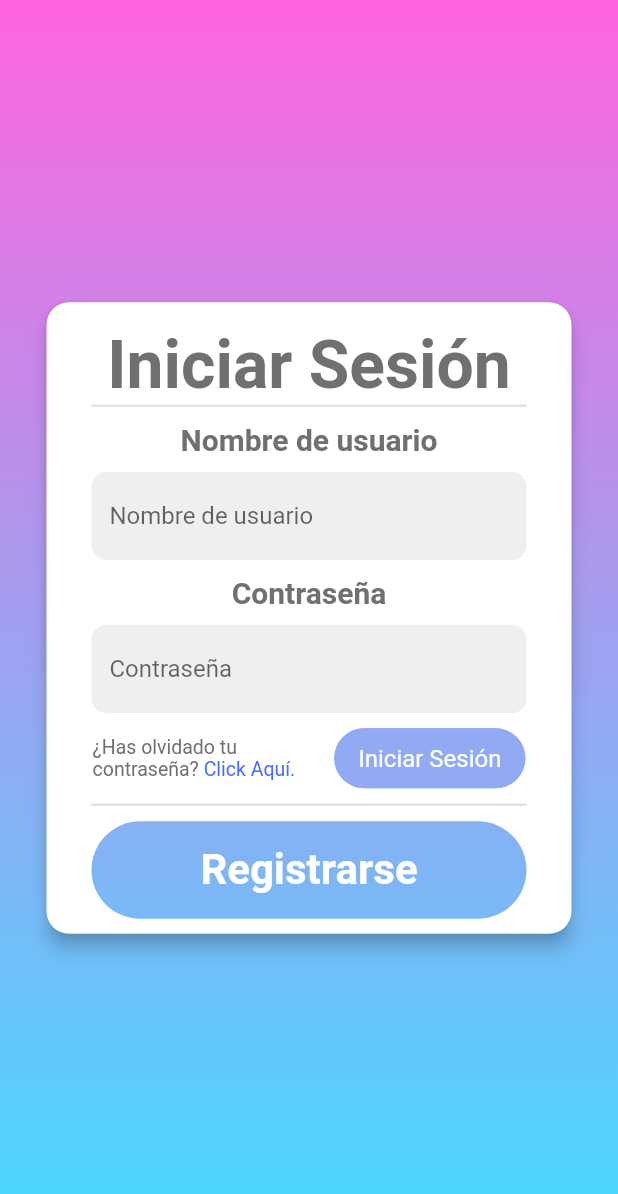
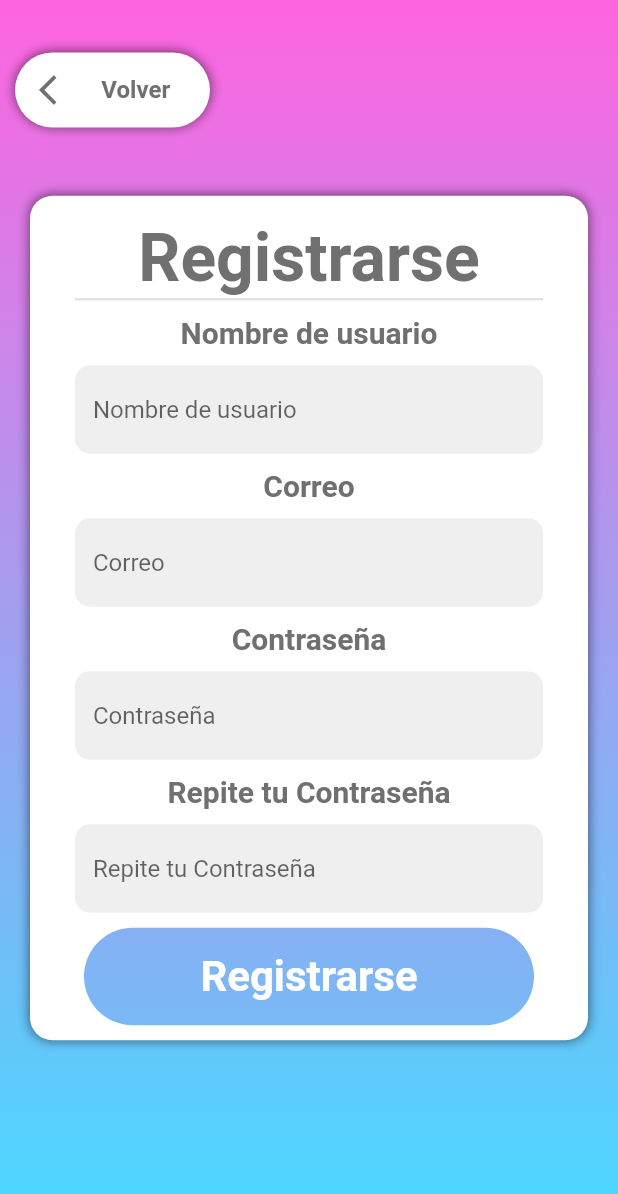
Before and after one commit to gonagutor/dndmin, a Flutter app: the screen it shows after launch, after a tap on "Registrarse", on a phone screen of 412 x 824 dp. Shown: the top 1194 px of the screen. Run offline on Flutter 3.47's test engine with Material 2 defaults, Android fonts, the phone set to English and light mode, and no system bars; our stand-ins replace flutter_secure_storage, font_awesome_flutter; network calls fail.

Commit message:
Register Template

```diff
--- a/lib/screens/loginScreen.dart
+++ b/lib/screens/loginScreen.dart
@@ -1,3 +1,4 @@
+import 'package:dndmin/config/palette.dart';
 import 'package:dndmin/ui/login/all.dart';
 import 'package:flutter/material.dart';
 import 'package:flutter/services.dart';
@@ -51,14 +52,15 @@ class _MyLoginScreenState extends State<MyLoginScreen> {
             child: Column(
               mainAxisAlignment: MainAxisAlignment.center,
               children: <Widget>[
-                Card(
-                  elevation: 5,
-                  shape: RoundedRectangleBorder(
+                Container(
+                  decoration: BoxDecoration(
+                    color: Colors.white,
                     borderRadius: BorderRadius.circular(15),
+                    boxShadow: Palette.standartShadow,
                   ),
                   child: ClipPath(
                     child: Container(
-                      width: 350,
+                      width: MediaQuery.of(context).size.width - 40,
                       child: Column(
                         children: <Widget>[
                           Padding(
--- /dev/null
+++ b/lib/screens/registerScreen.dart
@@ -0,0 +1,347 @@
+import 'package:dndmin/config/palette.dart';
+import 'package:dndmin/screens/loginScreen.dart';
+import 'package:dndmin/ui/register/all.dart';
+import 'package:flutter/material.dart';
+import 'package:flutter/services.dart';
+
+class RegisterScreen extends StatelessWidget {
+  @override
+  Widget build(BuildContext context) {
+    return MaterialApp(
+      title: 'DnDmin',
+      theme: ThemeData(
+        primarySwatch: Colors.blue,
+        visualDensity: VisualDensity.adaptivePlatformDensity,
+      ),
+      home: MyRegisterScreen(title: 'Iniciar Sesión'),
+    );
+  }
+}
+
+class MyRegisterScreen extends StatefulWidget {
+  MyRegisterScreen({Key key, this.title}) : super(key: key);
+  final String title;
+  @override
+  _MyRegisterScreenState createState() => _MyRegisterScreenState();
+}
+
+class _MyRegisterScreenState extends State<MyRegisterScreen> {
+  @override
+  Widget build(BuildContext context) {
+    SystemChrome.setPreferredOrientations([
+      DeviceOrientation.portraitUp,
+      DeviceOrientation.portraitDown,
+    ]);
+    return Scaffold(
+      body: Container(
+        decoration: BoxDecoration(
+          gradient: LinearGradient(
+            begin: Alignment.topCenter,
+            end: Alignment.bottomCenter,
+            colors: [
+              const Color(0xFFFF64E0),
+              const Color(0xFF46DAFF),
+            ],
+            stops: [
+              0.0,
+              1.0,
+            ],
+          ),
+        ),
+        child: Stack(
+          children: <Widget>[
+            SafeArea(
+              child: Center(
+                child: Column(
+                  mainAxisAlignment: MainAxisAlignment.center,
+                  children: [
+                    Container(
+                      width: MediaQuery.of(context).size.width - 40,
+                      decoration: BoxDecoration(
+                        color: Colors.white,
+                        borderRadius: BorderRadius.circular(15),
+                        boxShadow: Palette.standartShadow,
+                      ),
+                      child: Center(
+                        child: Column(
+                          children: <Widget>[
+                            Padding(
+                              padding:
+                                  const EdgeInsets.only(top: 16, bottom: 0),
+                              child: Text(
+                                'Registrarse',
+                                style: TextStyle(
+                                  fontSize: 44,
+                                  color: Palette.fontColor,
+                                  fontWeight: FontWeight.bold,
+                                ),
+                              ),
+                            ),
+                            Padding(
+                              padding: EdgeInsets.only(left: 30, right: 30),
+                              child: Divider(
+                                height: 2,
+                                thickness: 1.5,
+                              ),
+                            ),
+                            RegisterForm(),
+                            RegisterButton(),
+                          ],
+                        ),
+                      ),
+                    ),
+                  ],
+                ),
+              ),
+            ),
+            Positioned(
+              top: 35,
+              left: 10,
+              child: GoBackButton(),
+            ),
+          ],
+        ),
+      ),
+    );
+  }
+}
+
+class RegisterButton extends StatelessWidget {
+  @override
+  Widget build(BuildContext context) {
+    return Padding(
+      padding: EdgeInsets.only(left: 30, right: 30, top: 10, bottom: 10),
+      child: ButtonTheme(
+        height: 65,
+        minWidth: 300,
+        child: Container(
+          decoration: BoxDecoration(
+            borderRadius: BorderRadius.circular(45),
+            gradient: LinearGradient(
+              begin: Alignment(0, -1),
+              end: Alignment(0, 1),
+              colors: <Color>[
+                Color(0xFF86B1F4),
+                Color(0xFF79B9F6),
+              ],
+            ),
+          ),
+          child: FlatButton(
+            onPressed: () {},
+            color: const Color(0x0091AAF3),
+            shape:
+                RoundedRectangleBorder(borderRadius: BorderRadius.circular(45)),
+            child: RichText(
+              text: TextSpan(
+                text: 'Registrarse',
+                style: TextStyle(
+                  fontSize: 28,
+                  fontWeight: FontWeight.bold,
+                ),
+              ),
+            ),
+          ),
+        ),
+      ),
+    );
+  }
+}
+
+class RegisterForm extends StatelessWidget {
+  @override
+  Widget build(BuildContext context) {
+    return Column(
+      children: [
+        Padding(
+          padding: EdgeInsets.only(top: 10),
+          child: Text(
+            'Nombre de usuario',
+            style: TextStyle(
+                fontSize: 20,
+                fontWeight: FontWeight.bold,
+                color: const Color(0xFF707070)),
+          ),
+        ),
+        Padding(
+          padding: EdgeInsets.only(left: 30, right: 30, top: 10),
+          child: TextFormField(
+            //controller: uNameController,
+            validator: (value) {
+              if (value.isEmpty) {
+                return 'Introduce Tu Nombre de usuario';
+              }
+              return null;
+            },
+            decoration: InputDecoration(
+              hintText: 'Nombre de usuario',
+              filled: true,
+              fillColor: const Color(0xFFEFEFEF),
+              hoverColor: const Color(0xFFEFEFEF),
+              focusColor: const Color(0xFFEFEFEF),
+              border: OutlineInputBorder(
+                borderSide: BorderSide.none,
+                borderRadius: BorderRadius.all(
+                  Radius.circular(10),
+                ),
+              ),
+            ),
+          ),
+        ),
+        Padding(
+          padding: EdgeInsets.only(top: 10),
+          child: Text(
+            'Correo',
+            style: TextStyle(
+                fontSize: 20,
+                fontWeight: FontWeight.bold,
+                color: const Color(0xFF707070)),
+          ),
+        ),
+        Padding(
+          padding: EdgeInsets.only(left: 30, right: 30, top: 10),
+          child: TextFormField(
+            //controller: pwdController,
+            obscureText: true,
+            validator: (value) {
+              if (value.isEmpty) {
+                return 'Introduce Tu Correo';
+              }
+              return null;
+            },
+            decoration: InputDecoration(
+              hintText: 'Correo',
+              filled: true,
+              fillColor: const Color(0xFFEFEFEF),
+              hoverColor: const Color(0xFFEFEFEF),
+              focusColor: const Color(0xFFEFEFEF),
+              border: OutlineInputBorder(
+                borderSide: BorderSide.none,
+                borderRadius: BorderRadius.all(
+                  Radius.circular(10),
+                ),
+              ),
+            ),
+          ),
+        ),
+        Padding(
+          padding: EdgeInsets.only(top: 10),
+          child: Text(
+            'Contraseña',
+            style: TextStyle(
+                fontSize: 20,
+                fontWeight: FontWeight.bold,
+                color: const Color(0xFF707070)),
+          ),
+        ),
+        Padding(
+          padding: EdgeInsets.only(left: 30, right: 30, top: 10),
+          child: TextFormField(
+            //controller: pwdController,
+            obscureText: true,
+            validator: (value) {
+              if (value.isEmpty) {
+                return 'Introduce Tu Contraseña';
+              }
+              return null;
+            },
+            decoration: InputDecoration(
+              hintText: 'Contraseña',
+              filled: true,
+              fillColor: const Color(0xFFEFEFEF),
+              hoverColor: const Color(0xFFEFEFEF),
+              focusColor: const Color(0xFFEFEFEF),
+              border: OutlineInputBorder(
+                borderSide: BorderSide.none,
+                borderRadius: BorderRadius.all(
+                  Radius.circular(10),
+                ),
+              ),
+            ),
+          ),
+        ),
+        Padding(
+          padding: EdgeInsets.only(top: 10),
+          child: Text(
+            'Repite tu Contraseña',
+            style: TextStyle(
+                fontSize: 20,
+                fontWeight: FontWeight.bold,
+                color: const Color(0xFF707070)),
+          ),
+        ),
+        Padding(
+          padding: EdgeInsets.only(left: 30, right: 30, top: 10),
+          child: TextFormField(
+            //controller: pwdController,
+            obscureText: true,
+            validator: (value) {
+              if (value.isEmpty) {
+                return 'Introduce Tu Contraseña';
+              }
+              return null;
+            },
+            decoration: InputDecoration(
+              hintText: 'Repite tu Contraseña',
+              filled: true,
+              fillColor: const Color(0xFFEFEFEF),
+              hoverColor: const Color(0xFFEFEFEF),
+              focusColor: const Color(0xFFEFEFEF),
+              border: OutlineInputBorder(
+                borderSide: BorderSide.none,
+                borderRadius: BorderRadius.all(
+                  Radius.circular(10),
+                ),
+              ),
+            ),
+          ),
+        ),
+      ],
+    );
+  }
+}
+
+class GoBackButton extends StatelessWidget {
+  @override
+  Widget build(BuildContext context) {
+    return ButtonTheme(
+      child: Container(
+        width: 130,
+        height: 50,
+        decoration: BoxDecoration(
+          boxShadow: Palette.standartShadow,
+          borderRadius: BorderRadius.circular(90),
+        ),
+        child: FlatButton(
+          onPressed: () => runApp(LoginScreen()),
+          color: Colors.white,
+          shape: RoundedRectangleBorder(
+            borderRadius: BorderRadius.circular(90),
+          ),
+          child: Row(
+            children: [
+              Icon(
+                Icons.arrow_back_ios,
+                color: Palette.fontColor,
+              ),
+              Padding(
+                padding: const EdgeInsets.only(left: 8),
+                child: Container(
+                  width: 65,
+                  child: Text(
+                    'Volver',
+                    textAlign: TextAlign.center,
+                    style: TextStyle(
+                      color: Palette.fontColor,
+                      fontWeight: FontWeight.bold,
+                      fontSize: 16,
+                    ),
+                  ),
+                ),
+              ),
+            ],
+          ),
+        ),
+      ),
+    );
+  }
+}
--- a/lib/ui/login/registerButton.dart
+++ b/lib/ui/login/registerButton.dart
@@ -1,4 +1,5 @@
 import 'dart:ui';
+import 'package:dndmin/screens/registerScreen.dart';
 import 'package:flutter/cupertino.dart';
 import 'package:flutter/material.dart';
 import 'package:flutter/rendering.dart';
@@ -24,7 +25,9 @@ class RegisterButton extends StatelessWidget {
             ),
           ),
           child: FlatButton(
-            onPressed: () {},
+            onPressed: () {
+              runApp(RegisterScreen());
+            },
             color: const Color(0x0091AAF3),
             shape:
                 RoundedRectangleBorder(borderRadius: BorderRadius.circular(45)),
```
Also changed, not shown: lib/ui/register/all.dart (added).
